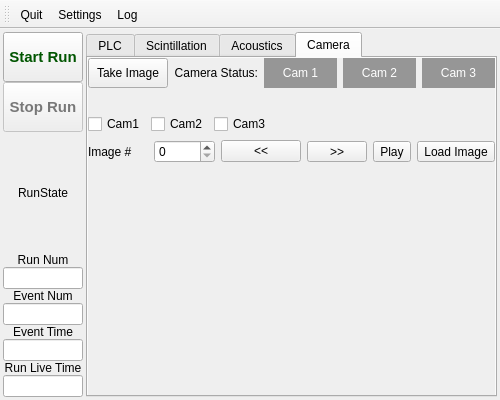
The window that ui/mainwindow.ui (SBC-Collaboration/SBC-RunControl) describes before a commit, drawn with Qt 5.
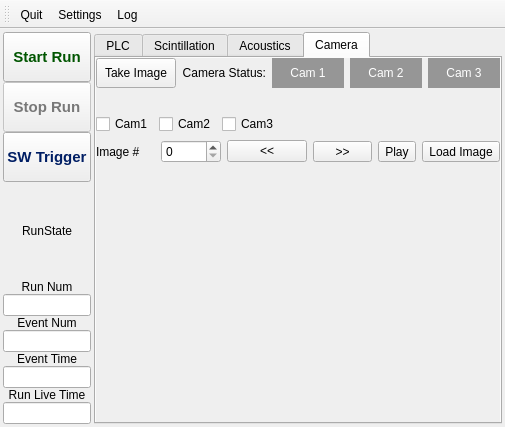
The same window after the commit. Icons and pictures are not drawn.

Commit message: Reorganizing some worker behavior. This commit crashes after running for a few events

```diff
--- a/ui/mainwindow.ui
+++ b/ui/mainwindow.ui
@@ -6,8 +6,8 @@
    <rect>
     <x>0</x>
     <y>0</y>
-    <width>500</width>
-    <height>400</height>
+    <width>505</width>
+    <height>427</height>
    </rect>
   </property>
   <property name="sizePolicy">
@@ -73,145 +73,27 @@
     <property name="verticalSpacing">
      <number>0</number>
     </property>
-    <item row="0" column="0">
-     <widget class="QPushButton" name="start_run_but">
-      <property name="sizePolicy">
-       <sizepolicy hsizetype="Minimum" vsizetype="Fixed">
-        <horstretch>0</horstretch>
-        <verstretch>0</verstretch>
-       </sizepolicy>
-      </property>
-      <property name="minimumSize">
-       <size>
-        <width>0</width>
-        <height>50</height>
-       </size>
-      </property>
-      <property name="sizeIncrement">
-       <size>
-        <width>0</width>
-        <height>0</height>
-       </size>
-      </property>
-      <property name="font">
-       <font>
-        <pointsize>11</pointsize>
-        <bold>true</bold>
-       </font>
-      </property>
-      <property name="cursor">
-       <cursorShape>PointingHandCursor</cursorShape>
-      </property>
-      <property name="styleSheet">
-       <string notr="true">QPushButton:enabled {color: rgb(0, 85, 0);}
-QPushButton:disabled {color: rgb(120, 120, 120);}</string>
-      </property>
-      <property name="text">
-       <string>Start Run</string>
-      </property>
-     </widget>
-    </item>
-    <item row="3" column="0">
-     <widget class="QLabel" name="run_label">
-      <property name="sizePolicy">
-       <sizepolicy hsizetype="Preferred" vsizetype="Fixed">
-        <horstretch>0</horstretch>
-        <verstretch>0</verstretch>
-       </sizepolicy>
-      </property>
-      <property name="text">
-       <string>Run Num</string>
-      </property>
+    <item row="11" column="0">
+     <widget class="QLineEdit" name="run_live_time_edit">
       <property name="alignment">
-       <set>Qt::AlignCenter</set>
+       <set>Qt::AlignRight|Qt::AlignTrailing|Qt::AlignVCenter</set>
       </property>
-     </widget>
-    </item>
-    <item row="2" column="0">
-     <widget class="QLabel" name="run_state_label">
-      <property name="text">
-       <string>RunState</string>
-      </property>
-      <property name="alignment">
-       <set>Qt::AlignCenter</set>
-      </property>
-     </widget>
-    </item>
-    <item row="5" column="0">
-     <widget class="QLabel" name="event_num_label">
-      <property name="sizePolicy">
-       <sizepolicy hsizetype="Preferred" vsizetype="Fixed">
-        <horstretch>0</horstretch>
-        <verstretch>0</verstretch>
-       </sizepolicy>
-      </property>
-      <property name="text">
-       <string>Event Num</string>
-      </property>
-      <property name="alignment">
-       <set>Qt::AlignCenter</set>
-      </property>
-     </widget>
-    </item>
-    <item row="4" column="0">
-     <widget class="QLineEdit" name="run_edit">
-      <property name="readOnly">
-       <bool>true</bool>
-      </property>
-      <property name="placeholderText">
-       <string/>
-      </property>
-      <property name="clearButtonEnabled">
-       <bool>false</bool>
-      </property>
-     </widget>
-    </item>
-    <item row="1" column="0">
-     <widget class="QPushButton" name="stop_run_but">
-      <property name="enabled">
-       <bool>false</bool>
-      </property>
-      <property name="sizePolicy">
-       <sizepolicy hsizetype="Minimum" vsizetype="Fixed">
-        <horstretch>0</horstretch>
-        <verstretch>0</verstretch>
-       </sizepolicy>
-      </property>
-      <property name="minimumSize">
-       <size>
-        <width>0</width>
-        <height>50</height>
-       </size>
-      </property>
-      <property name="font">
-       <font>
-        <pointsize>11</pointsize>
-        <bold>true</bold>
-       </font>
-      </property>
-      <property name="cursor">
-       <cursorShape>PointingHandCursor</cursorShape>
-      </property>
-      <property name="styleSheet">
-       <string notr="true">QPushButton:enabled {color: rgb(170, 0, 0);}
-QPushButton:disabled {color: rgb(120, 120, 120);}</string>
-      </property>
-      <property name="text">
-       <string>Stop Run</string>
-      </property>
-      <property name="checkable">
-       <bool>true</bool>
-      </property>
-     </widget>
-    </item>
-    <item row="6" column="0">
-     <widget class="QLineEdit" name="event_num_edit">
       <property name="readOnly">
        <bool>true</bool>
       </property>
      </widget>
     </item>
     <item row="7" column="0">
+     <widget class="QLineEdit" name="event_num_edit">
+      <property name="alignment">
+       <set>Qt::AlignCenter</set>
+      </property>
+      <property name="readOnly">
+       <bool>true</bool>
+      </property>
+     </widget>
+    </item>
+    <item row="8" column="0">
      <widget class="QLabel" name="event_time_label">
       <property name="sizePolicy">
        <sizepolicy hsizetype="Preferred" vsizetype="Fixed">
@@ -230,17 +112,65 @@
       </property>
      </widget>
     </item>
-    <item row="8" column="0">
-     <widget class="QLineEdit" name="event_time_edit">
-      <property name="alignment">
-       <set>Qt::AlignRight|Qt::AlignTrailing|Qt::AlignVCenter</set>
-      </property>
-      <property name="readOnly">
-       <bool>true</bool>
-      </property>
-     </widget>
-    </item>
     <item row="9" column="0">
+     <widget class="QLineEdit" name="event_time_edit">
+      <property name="alignment">
+       <set>Qt::AlignRight|Qt::AlignTrailing|Qt::AlignVCenter</set>
+      </property>
+      <property name="readOnly">
+       <bool>true</bool>
+      </property>
+     </widget>
+    </item>
+    <item row="1" column="0">
+     <widget class="QPushButton" name="stop_run_but">
+      <property name="enabled">
+       <bool>false</bool>
+      </property>
+      <property name="sizePolicy">
+       <sizepolicy hsizetype="Minimum" vsizetype="Fixed">
+        <horstretch>0</horstretch>
+        <verstretch>0</verstretch>
+       </sizepolicy>
+      </property>
+      <property name="minimumSize">
+       <size>
+        <width>0</width>
+        <height>50</height>
+       </size>
+      </property>
+      <property name="font">
+       <font>
+        <pointsize>11</pointsize>
+        <bold>true</bold>
+       </font>
+      </property>
+      <property name="cursor">
+       <cursorShape>PointingHandCursor</cursorShape>
+      </property>
+      <property name="styleSheet">
+       <string notr="true">QPushButton:enabled {color: rgb(170, 0, 0);}
+QPushButton:disabled {color: rgb(120, 120, 120);}</string>
+      </property>
+      <property name="text">
+       <string>Stop Run</string>
+      </property>
+      <property name="checkable">
+       <bool>false</bool>
+      </property>
+     </widget>
+    </item>
+    <item row="3" column="0">
+     <widget class="QLabel" name="run_state_label">
+      <property name="text">
+       <string>RunState</string>
+      </property>
+      <property name="alignment">
+       <set>Qt::AlignCenter</set>
+      </property>
+     </widget>
+    </item>
+    <item row="10" column="0">
      <widget class="QLabel" name="run_live_time_label">
       <property name="sizePolicy">
        <sizepolicy hsizetype="Preferred" vsizetype="Fixed">
@@ -259,17 +189,61 @@
       </property>
      </widget>
     </item>
-    <item row="10" column="0">
-     <widget class="QLineEdit" name="run_live_time_edit">
+    <item row="6" column="0">
+     <widget class="QLabel" name="event_num_label">
+      <property name="sizePolicy">
+       <sizepolicy hsizetype="Preferred" vsizetype="Fixed">
+        <horstretch>0</horstretch>
+        <verstretch>0</verstretch>
+       </sizepolicy>
+      </property>
+      <property name="text">
+       <string>Event Num</string>
+      </property>
       <property name="alignment">
-       <set>Qt::AlignRight|Qt::AlignTrailing|Qt::AlignVCenter</set>
+       <set>Qt::AlignCenter</set>
       </property>
-      <property name="readOnly">
-       <bool>true</bool>
+     </widget>
+    </item>
+    <item row="0" column="0">
+     <widget class="QPushButton" name="start_run_but">
+      <property name="sizePolicy">
+       <sizepolicy hsizetype="Minimum" vsizetype="Fixed">
+        <horstretch>0</horstretch>
+        <verstretch>0</verstretch>
+       </sizepolicy>
       </property>
+      <property name="minimumSize">
+       <size>
+        <width>0</width>
+        <height>50</height>
+       </size>
+      </property>
+      <property name="sizeIncrement">
+       <size>
+        <width>0</width>
+        <height>0</height>
+       </size>
+      </property>
+      <property name="font">
+       <font>
+        <pointsize>11</pointsize>
+        <bold>true</bold>
+       </font>
+      </property>
+      <property name="cursor">
+       <cursorShape>PointingHandCursor</cursorShape>
+      </property>
+      <property name="styleSheet">
+       <string notr="true">QPushButton:enabled {color: rgb(0, 85, 0);}
+QPushButton:disabled {color: rgb(120, 120, 120);}</string>
+      </property>
+      <property name="text">
+       <string>Start Run</string>
+      </property>
      </widget>
     </item>
-    <item row="0" column="1" rowspan="11">
+    <item row="0" column="1" rowspan="12">
      <widget class="QTabWidget" name="tabs_widget">
       <property name="sizePolicy">
        <sizepolicy hsizetype="Expanding" vsizetype="Expanding">
@@ -352,8 +326,8 @@
             <rect>
              <x>0</x>
              <y>0</y>
-             <width>405</width>
-             <height>331</height>
+             <width>404</width>
+             <height>354</height>
             </rect>
            </property>
            <property name="maximumSize">
@@ -639,6 +613,76 @@
       </widget>
      </widget>
     </item>
+    <item row="5" column="0">
+     <widget class="QLineEdit" name="run_edit">
+      <property name="alignment">
+       <set>Qt::AlignCenter</set>
+      </property>
+      <property name="readOnly">
+       <bool>true</bool>
+      </property>
+      <property name="placeholderText">
+       <string/>
+      </property>
+      <property name="clearButtonEnabled">
+       <bool>false</bool>
+      </property>
+     </widget>
+    </item>
+    <item row="4" column="0">
+     <widget class="QLabel" name="run_label">
+      <property name="sizePolicy">
+       <sizepolicy hsizetype="Preferred" vsizetype="Fixed">
+        <horstretch>0</horstretch>
+        <verstretch>0</verstretch>
+       </sizepolicy>
+      </property>
+      <property name="text">
+       <string>Run Num</string>
+      </property>
+      <property name="alignment">
+       <set>Qt::AlignCenter</set>
+      </property>
+     </widget>
+    </item>
+    <item row="2" column="0">
+     <widget class="QPushButton" name="sw_trig_but">
+      <property name="enabled">
+       <bool>true</bool>
+      </property>
+      <property name="sizePolicy">
+       <sizepolicy hsizetype="Minimum" vsizetype="Fixed">
+        <horstretch>0</horstretch>
+        <verstretch>0</verstretch>
+       </sizepolicy>
+      </property>
+      <property name="minimumSize">
+       <size>
+        <width>0</width>
+        <height>50</height>
+       </size>
+      </property>
+      <property name="font">
+       <font>
+        <pointsize>11</pointsize>
+        <bold>true</bold>
+       </font>
+      </property>
+      <property name="cursor">
+       <cursorShape>PointingHandCursor</cursorShape>
+      </property>
+      <property name="styleSheet">
+       <string notr="true">QPushButton:enabled {color: rgb(0, 30, 100);}
+QPushButton:disabled {color: rgb(120, 120, 120);}</string>
+      </property>
+      <property name="text">
+       <string>SW Trigger</string>
+      </property>
+      <property name="checkable">
+       <bool>false</bool>
+      </property>
+     </widget>
+    </item>
    </layout>
   </widget>
   <widget class="QToolBar" name="toolBar">
```
Left out of the diff: 35 changed lines with no effect on the pictures. The commit also changes 8 other files.
